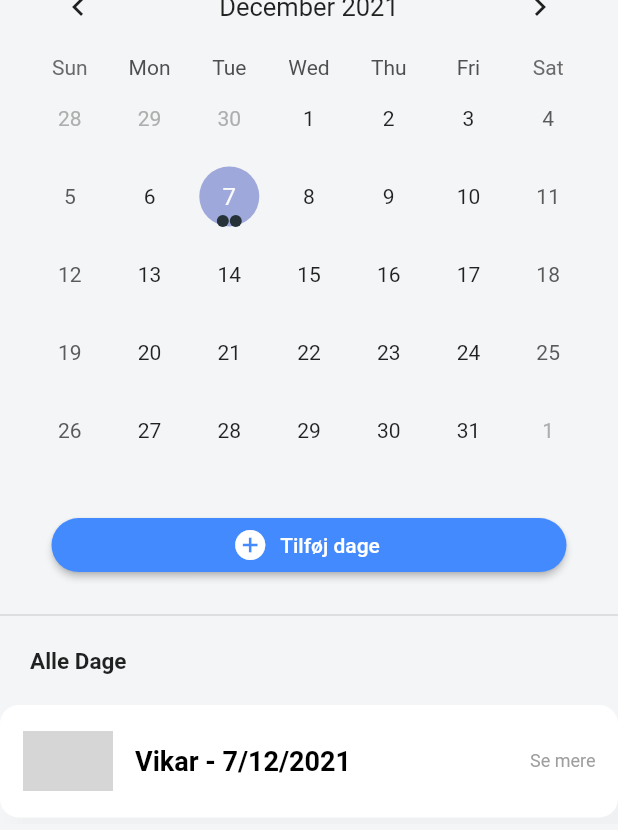
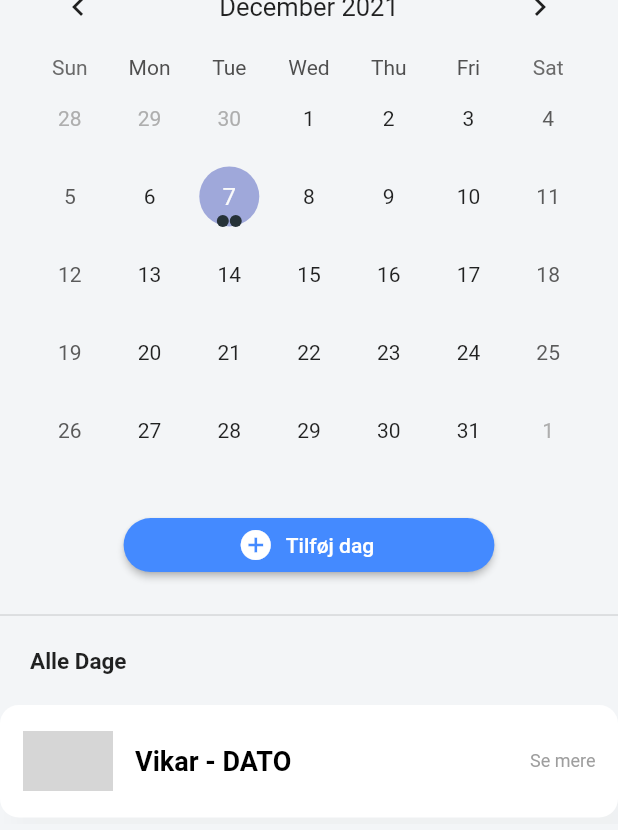
Before and after one commit to ammarOdin/odinvikar, a Flutter app: the OwnDaysScreen widget shown alone on an empty page, opened directly, scrolled down 82 dp, on a phone screen of 412 x 824 dp. Shown: the top 830 px of the screen. Run offline on Flutter 3.47's test engine with Material 2 defaults, Android fonts, the phone set to English and light mode, and no system bars; drawn by our look-alikes of table_calendar; our stand-ins replace sliding_sheet; network calls fail; grey boxes are pictures that could not be loaded.

Commit message:
various additions (datepicker, dashboard, own days)

```diff
--- a/lib/main_screens/home_screen.dart
+++ b/lib/main_screens/home_screen.dart
@@ -45,9 +45,7 @@ class _State extends State<HomeScreen> {
         ),
         Container(padding: const EdgeInsets.only(top: 20, bottom: 20, left: 20), child: const Text("Denne Uge", style: TextStyle(fontSize: 15, fontWeight: FontWeight.bold),),),
 
-        CardFb2(text: "Vikar - 7/12/2021", imageUrl: "https://katrinebjergskolen.aarhus.dk/media/23192/aula-logo.jpg?anchor=center&mode=crop&width=1200&height=630&rnd=132022572610000000", subtitle: "Se mere", onPressed: showJobInfo),
-        CardFb2(text: "Vikar - 8/12/2021", imageUrl: "https://katrinebjergskolen.aarhus.dk/media/23192/aula-logo.jpg?anchor=center&mode=crop&width=1200&height=630&rnd=132022572610000000", subtitle: "Se mere", onPressed: showJobInfo),
-        CardFb2(text: "Vikar - 10/12/2021", imageUrl: "https://katrinebjergskolen.aarhus.dk/media/23192/aula-logo.jpg?anchor=center&mode=crop&width=1200&height=630&rnd=132022572610000000", subtitle: "Se mere", onPressed: showJobInfo),
+        CardFb2(text: "Vikar - DATO", imageUrl: "https://katrinebjergskolen.aarhus.dk/media/23192/aula-logo.jpg?anchor=center&mode=crop&width=1200&height=630&rnd=132022572610000000", subtitle: "Se mere", onPressed: showJobInfo),
       ],
     );
   }
@@ -72,7 +70,10 @@ class _State extends State<HomeScreen> {
       shrinkWrap: true,
       primary: false,
       children: [
-        Container(margin: const EdgeInsets.all(3), decoration: BoxDecoration(border: Border.all(color: Colors.grey, width: 0.8), borderRadius: const BorderRadius.all(Radius.circular(10))), child: ElevatedButton(style: ElevatedButton.styleFrom(primary: Colors.transparent, shadowColor: Colors.transparent, ), onPressed: () {  }, child: Align(alignment: Alignment.centerLeft, child: Row(children: const [Align(alignment: Alignment.centerLeft, child: Text("Rediger", style: TextStyle(color: Colors.black, fontWeight: FontWeight.bold),)), Spacer(), Align(alignment: Alignment.centerRight, child: Icon(Icons.edit, color: Colors.black,))]),)) ,),
+        Container(margin: const EdgeInsets.all(3), padding: const EdgeInsets.only(bottom: 30), child: const Center(child: Text("Vagt Detaljer", style: TextStyle(fontWeight: FontWeight.bold, fontSize: 24),),),),
+        Container(margin: const EdgeInsets.all(3), padding: const EdgeInsets.only(bottom: 10, left: 10), child: const Align(alignment: Alignment.centerLeft, child: Text("Mulige vagt: DATO"),) ,),
+        Container(margin: const EdgeInsets.all(3), padding: const EdgeInsets.only(bottom: 10, left: 10), child: const Align(alignment: Alignment.centerLeft, child: Text("Du vil blive kontaktet på dagen hvis du får vagten. Ellers kontakter du IKKE vagt-telefonen."),) ,),
+        //Container(margin: const EdgeInsets.all(3), decoration: BoxDecoration(border: Border.all(color: Colors.grey, width: 0.8), borderRadius: const BorderRadius.all(Radius.circular(10))), child: ElevatedButton(style: ElevatedButton.styleFrom(primary: Colors.transparent, shadowColor: Colors.transparent, ), onPressed: () {  }, child: Align(alignment: Alignment.centerLeft, child: Row(children: const [Align(alignment: Alignment.centerLeft, child: Text("Rediger", style: TextStyle(color: Colors.black, fontWeight: FontWeight.bold),)), Spacer(), Align(alignment: Alignment.centerRight, child: Icon(Icons.edit, color: Colors.black,))]),)) ,),
         Container(margin: const EdgeInsets.only(top: 3, left: 3, right: 3, bottom: 10), decoration: BoxDecoration(border: Border.all(color: Colors.grey, width: 0.8), borderRadius: const BorderRadius.all(Radius.circular(10))), child: ElevatedButton(style: ElevatedButton.styleFrom(primary: Colors.transparent, shadowColor: Colors.transparent, ), onPressed: () {  }, child: Align(alignment: Alignment.centerLeft, child: Row(children: const [Align(alignment: Alignment.centerLeft, child: Text("Slet", style: TextStyle(color: Colors.red, fontWeight: FontWeight.bold),)), Spacer(), Align(alignment: Alignment.centerRight, child: Icon(Icons.delete, color: Colors.red,))]),)) ,),
       ],
     ),
--- a/lib/main_screens/own_days.dart
+++ b/lib/main_screens/own_days.dart
@@ -3,7 +3,6 @@ import 'package:flutter/material.dart';
 import 'package:odinvikar/utils/calendar_utils.dart';
 import 'package:sliding_sheet/sliding_sheet.dart';
 import 'package:table_calendar/table_calendar.dart';
-import 'add_day.dart';
 import 'home_screen.dart';
 
 
@@ -101,18 +100,20 @@ class _State extends State<OwnDaysScreen> {
                 });
               },)),*/
           Container(
-            padding: EdgeInsets.only(left: MediaQuery.of(context).size.width / 12, right: MediaQuery.of(context).size.width / 12, top: MediaQuery.of(context).size.width / 25, bottom: MediaQuery.of(context).size.height / 40),
-            child: ElevatedButton.icon(onPressed: () {Navigator.push(context, MaterialPageRoute(builder: (context) => const AddDayScreen()));}, icon: const Icon(Icons.add_circle), label: const Text("Tilføj dage"), style: ElevatedButton.styleFrom(primary: Colors.blueAccent, shape: RoundedRectangleBorder(borderRadius: BorderRadius.circular(20))),),
+            padding: EdgeInsets.only(left: MediaQuery.of(context).size.width / 5, right: MediaQuery.of(context).size.width / 5, top: MediaQuery.of(context).size.width / 25, bottom: MediaQuery.of(context).size.height / 40),
+            child: ElevatedButton.icon(onPressed: () {
+              showDatePicker(
+                  locale : const Locale("da","DA"),
+                  context: context,
+                  initialDate: DateTime.now(),
+                  firstDate: DateTime.utc(2010, 10, 16),
+                  lastDate: DateTime.utc(2030, 3, 14));
+              }, icon: const Icon(Icons.add_circle), label: const Text("Tilføj dag"), style: ElevatedButton.styleFrom(primary: Colors.blueAccent, shape: RoundedRectangleBorder(borderRadius: BorderRadius.circular(20))),),
           ),
           const Divider(thickness: 1, height: 4),
           Container(padding: const EdgeInsets.only(top: 20, bottom: 20, left: 20), child: const Text("Alle Dage", style: TextStyle(fontSize: 15, fontWeight: FontWeight.bold),),),
-          // only show entries for the selected date!
-          CardFb2(text: "Vikar - 7/12/2021", imageUrl: "https://katrinebjergskolen.aarhus.dk/media/23192/aula-logo.jpg?anchor=center&mode=crop&width=1200&height=630&rnd=132022572610000000", subtitle: "Se mere", onPressed: showJobInfo),
-          CardFb2(text: "Vikar - 8/12/2021", imageUrl: "https://katrinebjergskolen.aarhus.dk/media/23192/aula-logo.jpg?anchor=center&mode=crop&width=1200&height=630&rnd=132022572610000000", subtitle: "Se mere", onPressed: showJobInfo),
-          CardFb2(text: "Vikar - 10/12/2021", imageUrl: "https://katrinebjergskolen.aarhus.dk/media/23192/aula-logo.jpg?anchor=center&mode=crop&width=1200&height=630&rnd=132022572610000000", subtitle: "Se mere", onPressed: showJobInfo),
-          CardFb2(text: "Vikar - 13/12/2021", imageUrl: "https://katrinebjergskolen.aarhus.dk/media/23192/aula-logo.jpg?anchor=center&mode=crop&width=1200&height=630&rnd=132022572610000000", subtitle: "Se mere", onPressed: showJobInfo),
-          CardFb2(text: "Vikar - 15/12/2021", imageUrl: "https://katrinebjergskolen.aarhus.dk/media/23192/aula-logo.jpg?anchor=center&mode=crop&width=1200&height=630&rnd=132022572610000000", subtitle: "Se mere", onPressed: showJobInfo),
-          CardFb2(text: "Vikar - 17/12/2021", imageUrl: "https://katrinebjergskolen.aarhus.dk/media/23192/aula-logo.jpg?anchor=center&mode=crop&width=1200&height=630&rnd=132022572610000000", subtitle: "Se mere", onPressed: showJobInfo),
+          // one card, make foreach from db within current user
+          CardFb2(text: "Vikar - DATO", imageUrl: "https://katrinebjergskolen.aarhus.dk/media/23192/aula-logo.jpg?anchor=center&mode=crop&width=1200&height=630&rnd=132022572610000000", subtitle: "Se mere", onPressed: showJobInfo),
         ],
       ),
     );
@@ -138,7 +139,10 @@ class _State extends State<OwnDaysScreen> {
       shrinkWrap: true,
       primary: false,
       children: [
-        Container(margin: const EdgeInsets.all(3), decoration: BoxDecoration(border: Border.all(color: Colors.grey, width: 0.8), borderRadius: const BorderRadius.all(Radius.circular(10))), child: ElevatedButton(style: ElevatedButton.styleFrom(primary: Colors.transparent, shadowColor: Colors.transparent, ), onPressed: () {  }, child: Align(alignment: Alignment.centerLeft, child: Row(children: const [Align(alignment: Alignment.centerLeft, child: Text("Rediger", style: TextStyle(color: Colors.black, fontWeight: FontWeight.bold),)), Spacer(), Align(alignment: Alignment.centerRight, child: Icon(Icons.edit, color: Colors.black,))]),)) ,),
+        Container(margin: const EdgeInsets.all(3), padding: const EdgeInsets.only(bottom: 30), child: const Center(child: Text("Vagt Detaljer", style: TextStyle(fontWeight: FontWeight.bold, fontSize: 24),),),),
+        Container(margin: const EdgeInsets.all(3), padding: const EdgeInsets.only(bottom: 10, left: 10), child: const Align(alignment: Alignment.centerLeft, child: Text("Mulige vagt: DATO"),) ,),
+        Container(margin: const EdgeInsets.all(3), padding: const EdgeInsets.only(bottom: 10, left: 10), child: const Align(alignment: Alignment.centerLeft, child: Text("Du vil blive kontaktet på dagen hvis du får vagten. Ellers kontakter du IKKE vagt-telefonen."),) ,),
+        // Container(margin: const EdgeInsets.all(3), decoration: BoxDecoration(border: Border.all(color: Colors.grey, width: 0.8), borderRadius: const BorderRadius.all(Radius.circular(10))), child: ElevatedButton(style: ElevatedButton.styleFrom(primary: Colors.transparent, shadowColor: Colors.transparent, ), onPressed: () {  }, child: Align(alignment: Alignment.centerLeft, child: Row(children: const [Align(alignment: Alignment.centerLeft, child: Text("Rediger", style: TextStyle(color: Colors.black, fontWeight: FontWeight.bold),)), Spacer(), Align(alignment: Alignment.centerRight, child: Icon(Icons.edit, color: Colors.black,))]),)) ,),
         Container(margin: const EdgeInsets.only(top: 3, left: 3, right: 3, bottom: 10), decoration: BoxDecoration(border: Border.all(color: Colors.grey, width: 0.8), borderRadius: const BorderRadius.all(Radius.circular(10))), child: ElevatedButton(style: ElevatedButton.styleFrom(primary: Colors.transparent, shadowColor: Colors.transparent, ), onPressed: () {  }, child: Align(alignment: Alignment.centerLeft, child: Row(children: const [Align(alignment: Alignment.centerLeft, child: Text("Slet", style: TextStyle(color: Colors.red, fontWeight: FontWeight.bold),)), Spacer(), Align(alignment: Alignment.centerRight, child: Icon(Icons.delete, color: Colors.red,))]),)) ,),
       ],
     ),
--- a/pubspec.yaml
+++ b/pubspec.yaml
@@ -28,6 +28,9 @@ environment:
 # versions available, run `flutter pub outdated`.
 dependencies:
   flutter:
+    sdk: flutter
+
+  flutter_localizations:
     sdk: flutter
 
   sliding_sheet: ^0.5.2
```
Also changed, not shown: lib/main.dart (+10 -1 lines), lib/main_screens/add_day.dart (deleted, +0 -35 lines), pubspec.lock.
